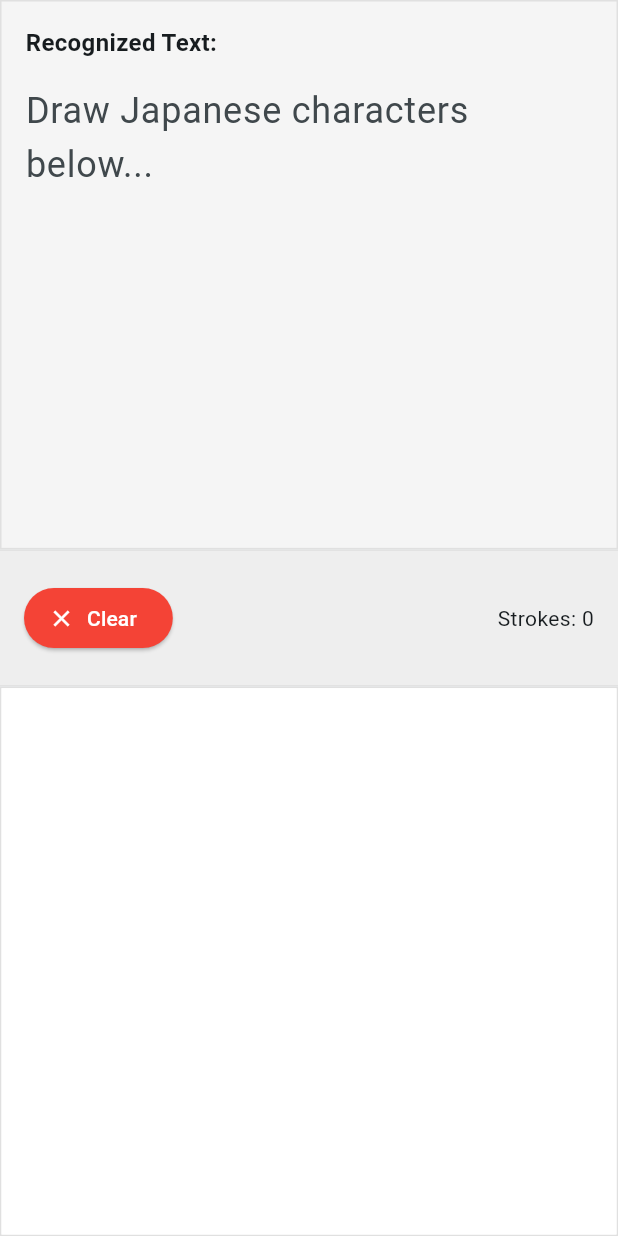
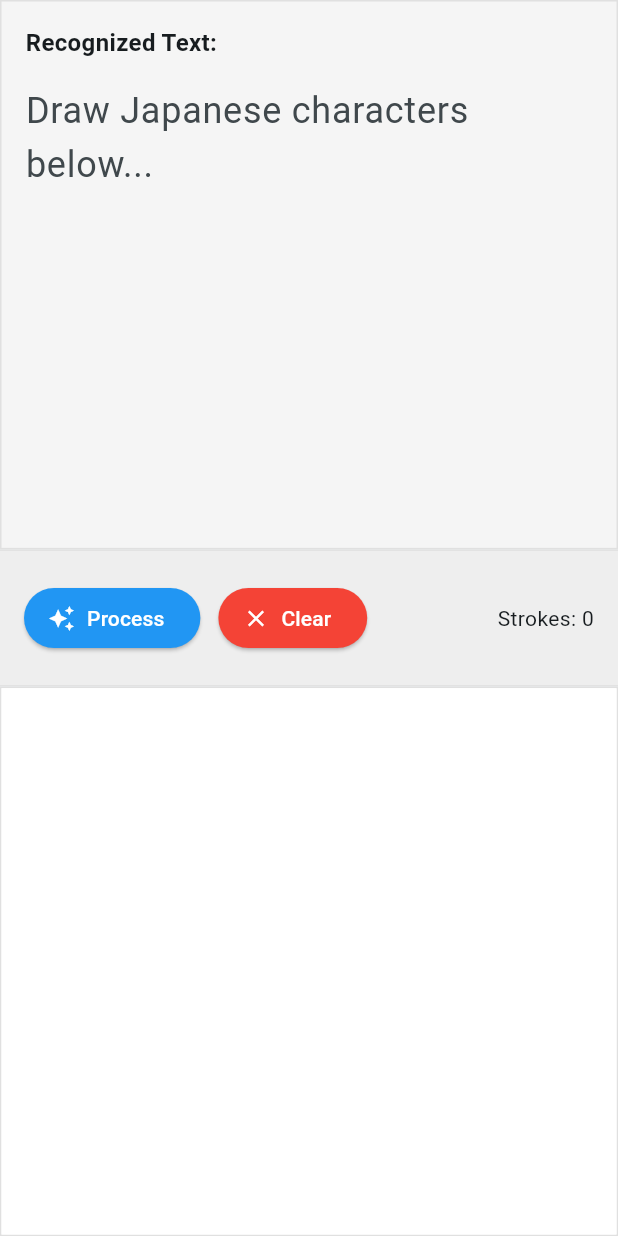
Before and after one commit to osV22/Nikko-Digital-Ink, a Flutter app: the HomeScreen screen opened by its route, on a phone screen of 412 x 824 dp. Run offline on Flutter 3.47's test engine with Material 3 defaults, Android fonts, the phone set to English and light mode, and no system bars; drawn by our look-alikes of signature; our stand-ins replace flutter_bloc, freezed_annotation, go_router; missing offline and left inert: google_mlkit_digital_ink_recognition.

Commit message:
Add manual process to fix issue where detecting too many strokes too early

```diff
--- a/lib/src/blocs/drawing_bloc.dart
+++ b/lib/src/blocs/drawing_bloc.dart
@@ -13,27 +13,31 @@ class DrawingBloc extends Bloc<DrawingEvent, DrawingState> {
     : _recognizer = DigitalInkRecognizer(languageCode: 'ja'),
       super(const DrawingState()) {
     on<DrawingStrokeAdded>(_onStrokeAdded);
+    on<DrawingProcessRequested>(_onProcessRequested);
     on<DrawingClearRequested>(_onClearRequested);
     on<DrawingCanvasClearRequested>(_onCanvasClearRequested);
   }
 
-  Future<void> _onStrokeAdded(
+  void _onStrokeAdded(
     DrawingStrokeAdded event,
     Emitter<DrawingState> emit,
+  ) {
+    // Just add stroke to list, don't process yet
+    final updatedStrokes = [...state.strokes, event.stroke];
+    emit(state.copyWith(strokes: updatedStrokes));
+  }
+
+  Future<void> _onProcessRequested(
+    DrawingProcessRequested event,
+    Emitter<DrawingState> emit,
   ) async {
-    // Add stroke to list
-    final updatedStrokes = [...state.strokes, event.stroke];
-    emit(
-      state.copyWith(
-        strokes: updatedStrokes,
-        isRecognizing: true,
-      ),
-    );
+    if (state.strokes.isEmpty) return;
 
-    // Perform recognition
+    emit(state.copyWith(isRecognizing: true));
+
     try {
       final ink = Ink();
-      ink.strokes = updatedStrokes;
+      ink.strokes = state.strokes;
       final candidates = await _recognizer.recognize(ink);
 
       if (candidates.isNotEmpty) {
--- a/lib/src/blocs/drawing_event.dart
+++ b/lib/src/blocs/drawing_event.dart
@@ -3,6 +3,7 @@ part of 'drawing_bloc.dart';
 @freezed
 class DrawingEvent with _$DrawingEvent {
   const factory DrawingEvent.strokeAdded(Stroke stroke) = DrawingStrokeAdded;
+  const factory DrawingEvent.processRequested() = DrawingProcessRequested;
   const factory DrawingEvent.clearRequested() = DrawingClearRequested;
   const factory DrawingEvent.canvasClearRequested() =
       DrawingCanvasClearRequested;
--- a/lib/src/widgets/toolbar_widget.dart
+++ b/lib/src/widgets/toolbar_widget.dart
@@ -19,6 +19,22 @@ class ToolbarWidget extends StatelessWidget {
       child: Row(
         mainAxisAlignment: MainAxisAlignment.spaceBetween,
         children: [
+          Row(
+            children: [
+              ElevatedButton.icon(
+                onPressed: () {
+                  context.read<DrawingBloc>().add(
+                    const DrawingEvent.processRequested(),
+                  );
+                },
+                icon: const Icon(Icons.auto_awesome),
+                label: const Text('Process'),
+                style: ElevatedButton.styleFrom(
+                  backgroundColor: Colors.blue,
+                  foregroundColor: Colors.white,
+                ),
+              ),
+              const SizedBox(width: 12),
               ElevatedButton.icon(
                 onPressed: () {
                   context.read<DrawingBloc>().add(
@@ -31,6 +47,8 @@ class ToolbarWidget extends StatelessWidget {
                   backgroundColor: Colors.red,
                   foregroundColor: Colors.white,
                 ),
+              ),
+            ],
           ),
           BlocBuilder<DrawingBloc, DrawingState>(
             builder: (context, state) {
```
Also changed, not shown: lib/src/blocs/drawing_bloc.freezed.dart. Lines whose indentation alone changed are shown as unchanged.
